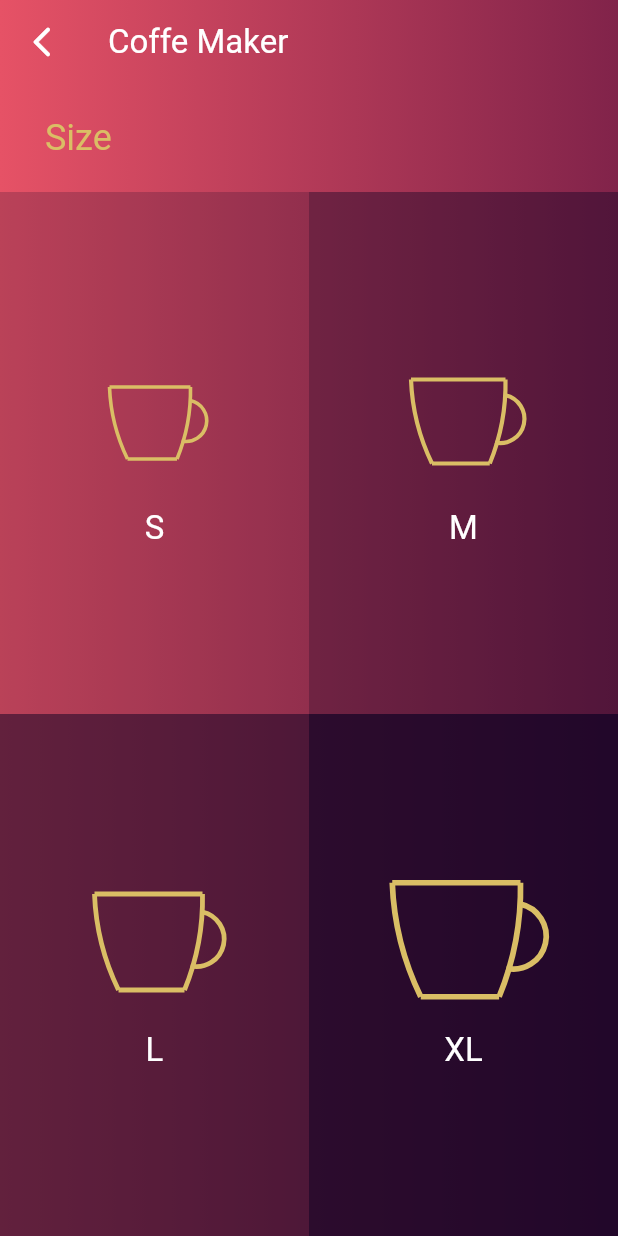
After one commit to jesuspedge/ui_demo_app, a Flutter app: the screen it shows after launch, after a tap on "Coffe Maker", on a phone screen of 412 x 824 dp. The commit adds this screen. Run offline on Flutter 3.47's test engine with Material 3 defaults, Android fonts, the phone set to English and light mode, and no system bars; our stand-ins replace equatable, flutter_bloc.

Commit message:
size page coffe maker finished

```diff
--- a/lib/app/bloc/app_bloc_bloc.dart
+++ b/lib/app/bloc/app_bloc_bloc.dart
@@ -2,6 +2,8 @@ import 'package:equatable/equatable.dart';
 import 'package:flutter/material.dart';
 import 'package:flutter_bloc/flutter_bloc.dart';
 import 'package:ui_demos/home_mobile/home_mobile.dart';
+
+import '../../pages/all_pages/02_coffe_maker/coffe_maker_page.dart';
 
 part 'app_bloc_event.dart';
 part 'app_bloc_state.dart';
--- a/lib/pages/all_pages/02_coffe_maker/coffe_maker_page.dart
+++ b/lib/pages/all_pages/02_coffe_maker/coffe_maker_page.dart
@@ -1,4 +1,11 @@
 import 'package:flutter/material.dart';
+
+import 'package:flutter_bloc/flutter_bloc.dart';
+
+import 'package:ui_demos/app/app.dart';
+import 'package:ui_demos/home_mobile/home_mobile.dart';
+import 'package:ui_demos/pages/all_pages/02_coffe_maker/constanst.dart';
+import 'package:ui_demos/pages/all_pages/02_coffe_maker/pages_steps/pages_steps.dart';
 
 //https://dribbble.com/shots/1920183-Coffee-Maker-App
 class CoffeMakerPage extends StatefulWidget {
@@ -9,8 +16,71 @@ class CoffeMakerPage extends StatefulWidget {
 }
 
 class _CoffeMakerPageState extends State<CoffeMakerPage> {
+  final Map<String, Widget> pages = {
+    'Size': const SizePage(),
+    'Milk Type': const MilkTypePage(),
+  };
+
   @override
   Widget build(BuildContext context) {
-    return Container();
+    int _indexPageSelected = 0;
+
+    return Container(
+      decoration: const BoxDecoration(
+        gradient: LinearGradient(
+            begin: Alignment.centerLeft,
+            end: Alignment.centerRight,
+            colors: [
+              Color(0xFFE65266),
+              Color(0xFF81234A),
+            ]),
+      ),
+      child: Scaffold(
+        backgroundColor: Colors.transparent,
+        appBar: AppBar(
+          backgroundColor: Colors.transparent,
+          automaticallyImplyLeading: false,
+          leading: BlocBuilder<AppBloc, AppState>(
+            builder: (context, state) {
+              return GestureDetector(
+                onTap: () {
+                  if (state.isDesktop) {
+                    context.read<AppBloc>().add(const ChangePageSelectedEvent(
+                        pageSelected: HomeMobilePage()));
+                  } else {
+                    Navigator.of(context).pop();
+                  }
+                },
+                child: const Icon(Icons.arrow_back_ios_new_rounded,
+                    color: Colors.white),
+              );
+            },
+          ),
+          title: const Text(
+            'Coffe Maker',
+            style: TextStyle(color: Colors.white),
+          ),
+        ),
+        body: Column(
+          children: [
+            Container(
+              width: double.infinity,
+              margin: const EdgeInsets.only(top: 20, bottom: 20, left: 30),
+              child: Text(
+                pages.keys.elementAt(_indexPageSelected),
+                textAlign: TextAlign.left,
+                style: Theme.of(context)
+                    .textTheme
+                    .headlineSmall!
+                    .copyWith(color: Constants().yellowColor),
+              ),
+            ),
+            Expanded(
+              child: pages.values.elementAt(_indexPageSelected),
+            ),
+          ],
+        ),
+      ),
+    );
   }
 }
--- /dev/null
+++ b/lib/pages/all_pages/02_coffe_maker/constanst.dart
@@ -0,0 +1,8 @@
+import 'package:flutter/material.dart';
+
+class Constants {
+  final Color backColor = const Color(0xFF0A0022);
+  final Color yellowColor = const Color(0xFFDABE65);
+  final Color whiteColor = Colors.white;
+  final Color blueColor = const Color(0xFF69B4F1);
+}
--- /dev/null
+++ b/lib/pages/all_pages/02_coffe_maker/pages_steps/milk_type_page.dart
@@ -0,0 +1,12 @@
+import 'package:flutter/material.dart';
+
+import 'package:ui_demos/pages/all_pages/02_coffe_maker/constanst.dart';
+
+class MilkTypePage extends StatelessWidget {
+  const MilkTypePage({super.key});
+
+  @override
+  Widget build(BuildContext context) {
+    return ColoredBox(color: Constants().backColor.withOpacity(0.5));
+  }
+}
--- /dev/null
+++ b/lib/pages/all_pages/02_coffe_maker/pages_steps/pages_steps.dart
@@ -0,0 +1,2 @@
+export 'size_page.dart';
+export 'milk_type_page.dart';
--- /dev/null
+++ b/lib/pages/all_pages/02_coffe_maker/pages_steps/size_page.dart
@@ -0,0 +1,172 @@
+import 'package:flutter/material.dart';
+
+import 'package:ui_demos/pages/all_pages/02_coffe_maker/constanst.dart';
+
+class SizePage extends StatelessWidget {
+  const SizePage({super.key});
+
+  @override
+  Widget build(BuildContext context) {
+    return Column(
+      children: [
+        Expanded(
+          child: Row(
+            crossAxisAlignment: CrossAxisAlignment.stretch,
+            children: [
+              Expanded(
+                child: ColoredBox(
+                  color: Constants().backColor.withOpacity(0.2),
+                  child: Column(
+                    mainAxisAlignment: MainAxisAlignment.center,
+                    children: [
+                      Transform.scale(
+                        scale: 0.6,
+                        child: SizedBox.square(
+                          dimension: 100,
+                          child: CustomPaint(
+                            foregroundPainter: CupPainter(),
+                          ),
+                        ),
+                      ),
+                      Text(
+                        'S',
+                        style: Theme.of(context)
+                            .textTheme
+                            .titleLarge!
+                            .copyWith(color: Constants().whiteColor),
+                      )
+                    ],
+                  ),
+                ),
+              ),
+              Expanded(
+                child: ColoredBox(
+                  color: Constants().backColor.withOpacity(0.4),
+                  child: Column(
+                    mainAxisAlignment: MainAxisAlignment.center,
+                    children: [
+                      Transform.scale(
+                        scale: 0.7,
+                        child: SizedBox.square(
+                          dimension: 100,
+                          child: CustomPaint(
+                            foregroundPainter: CupPainter(),
+                          ),
+                        ),
+                      ),
+                      Text(
+                        'M',
+                        style: Theme.of(context)
+                            .textTheme
+                            .titleLarge!
+                            .copyWith(color: Constants().whiteColor),
+                      )
+                    ],
+                  ),
+                ),
+              ),
+            ],
+          ),
+        ),
+        Expanded(
+          child: Row(
+            crossAxisAlignment: CrossAxisAlignment.stretch,
+            children: [
+              Expanded(
+                child: ColoredBox(
+                  color: Constants().backColor.withOpacity(0.6),
+                  child: Column(
+                    mainAxisAlignment: MainAxisAlignment.center,
+                    children: [
+                      Transform.scale(
+                        scale: 0.8,
+                        child: SizedBox.square(
+                          dimension: 100,
+                          child: CustomPaint(
+                            foregroundPainter: CupPainter(),
+                          ),
+                        ),
+                      ),
+                      Text(
+                        'L',
+                        style: Theme.of(context)
+                            .textTheme
+                            .titleLarge!
+                            .copyWith(color: Constants().whiteColor),
+                      )
+                    ],
+                  ),
+                ),
+              ),
+              Expanded(
+                child: ColoredBox(
+                  color: Constants().backColor.withOpacity(0.8),
+                  child: Column(
+                    mainAxisAlignment: MainAxisAlignment.center,
+                    children: [
+                      Transform.scale(
+                        scale: 0.95,
+                        child: SizedBox.square(
+                          dimension: 100,
+                          child: CustomPaint(
+                            foregroundPainter: CupPainter(),
+                          ),
+                        ),
+                      ),
+                      Text(
+                        'XL',
+                        style: Theme.of(context)
+                            .textTheme
+                            .titleLarge!
+                            .copyWith(color: Constants().whiteColor),
+                      )
+                    ],
+                  ),
+                ),
+              ),
+            ],
+          ),
+        ),
+      ],
+    );
+  }
+}
+
+class CupPainter extends CustomPainter {
+  @override
+  void paint(Canvas canvas, Size size) {
+    final painter = Paint()
+      ..strokeWidth = 4.0
+      ..style = PaintingStyle.stroke
+      ..color = Constants().yellowColor;
+
+    final arc1 = Path();
+    arc1.moveTo(0, 0);
+    arc1.arcToPoint(Offset(size.width * 0.2, size.height * 0.8),
+        radius: const Radius.circular(200), clockwise: false);
+
+    canvas.drawPath(arc1, painter);
+
+    canvas.drawLine(Offset(size.width * 0.2, size.height * 0.8),
+        Offset(size.width * 0.75, size.height * 0.8), painter);
+
+    final arc2 = Path();
+    arc2.moveTo(size.width * 0.75, size.height * 0.8);
+    arc2.arcToPoint(Offset(size.width * 0.9, 0),
+        radius: const Radius.circular(200), clockwise: false);
+
+    canvas.drawPath(arc2, painter);
+
+    canvas.drawLine(Offset(size.width * 0.9, 0), const Offset(0, 0), painter);
+
+    final arc3 = Path();
+    arc3.moveTo(size.width * 0.8, size.height * 0.6);
+    arc3.arcToPoint(Offset(size.width * 0.9, size.height * 0.15),
+        radius: const Radius.circular(15), clockwise: false);
+
+    canvas.drawPath(arc3, painter);
+  }
+
+  @override
+  bool shouldRepaint(CustomPainter oldDelegate) => false;
+}
--- a/lib/pages/models/pages_model.dart
+++ b/lib/pages/models/pages_model.dart
@@ -16,7 +16,7 @@ List<UIPage> pages = [
       widgetPage: const VerificationCodePage(),
       name: 'Verification Code'),
   UIPage(
-      imageName: 'assets/images/01codecheck.png',
+      imageName: 'assets/images/02coffemaker.png',
       widgetPage: const CoffeMakerPage(),
       name: 'Coffe Maker')
 ];
```
Also changed, not shown: assets/images/02coffemaker.png (added).
